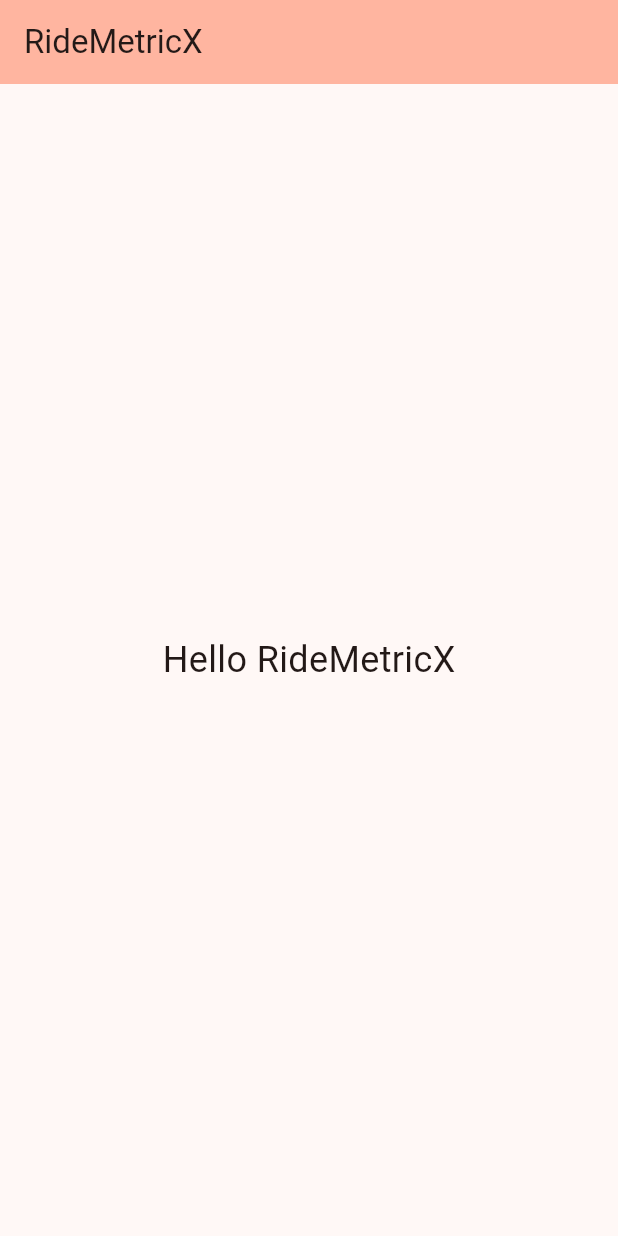
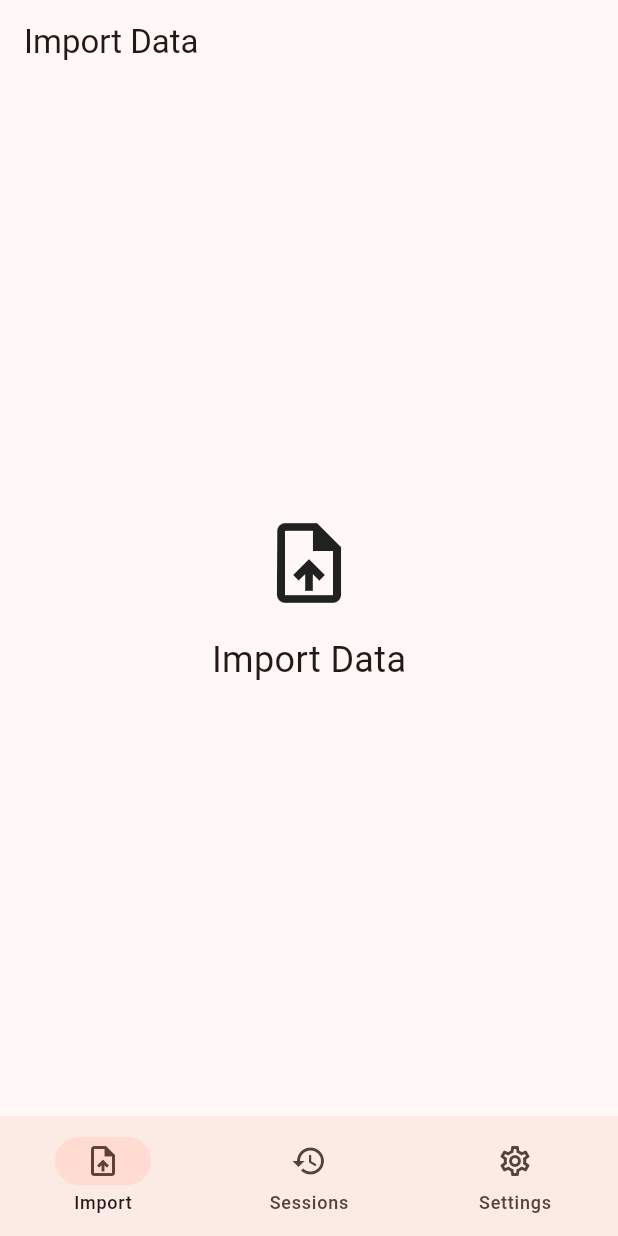
Before and after one commit to azizbahri/RideMetricX, a Flutter app: the screen it shows after launch, on a phone screen of 412 x 824 dp. Run offline on Flutter 3.47's test engine with Material 3 defaults, Android fonts, the phone set to English and light mode, and no system bars.

Commit message:
feat: implement app shell with responsive navigation and theme support
- Add AppShell with NavigationRail (desktop ≥600px) / NavigationBar (mobile <600px)
- Add Import, Sessions, Settings placeholder screens
- Refactor RideMetricXApp with light/dark/system ThemeMode support
- Add app_shell_test.dart: responsive layout, tab switching, theme smoke tests
- Update widget_test.dart for new app structure

Closes #43

Co-authored-by: azizbahri <5443532+azizbahri@users.noreply.github.com>

```diff
--- /dev/null
+++ b/lib/app_shell.dart
@@ -0,0 +1,128 @@
+import 'package:flutter/material.dart';
+
+import 'screens/import_screen.dart';
+import 'screens/sessions_screen.dart';
+import 'screens/settings_screen.dart';
+
+/// Width threshold below which [NavigationBar] (bottom) is shown instead of
+/// [NavigationRail] (side).
+const double kMobileBreakpoint = 600.0;
+
+/// A single top-level navigation destination.
+class _NavDestination {
+  const _NavDestination({
+    required this.label,
+    required this.icon,
+    required this.selectedIcon,
+  });
+
+  final String label;
+  final Widget icon;
+  final Widget selectedIcon;
+}
+
+const List<_NavDestination> _destinations = [
+  _NavDestination(
+    label: 'Import',
+    icon: Icon(Icons.upload_file_outlined),
+    selectedIcon: Icon(Icons.upload_file),
+  ),
+  _NavDestination(
+    label: 'Sessions',
+    icon: Icon(Icons.history_outlined),
+    selectedIcon: Icon(Icons.history),
+  ),
+  _NavDestination(
+    label: 'Settings',
+    icon: Icon(Icons.settings_outlined),
+    selectedIcon: Icon(Icons.settings),
+  ),
+];
+
+/// The root scaffold that hosts the app-wide navigation and swaps the active
+/// page in response to user selection.
+///
+/// On narrow (mobile) viewports a [NavigationBar] is rendered at the bottom.
+/// On wide (tablet/desktop) viewports a [NavigationRail] is rendered on the
+/// leading edge.
+class AppShell extends StatefulWidget {
+  const AppShell({super.key});
+
+  @override
+  State<AppShell> createState() => _AppShellState();
+}
+
+class _AppShellState extends State<AppShell> {
+  int _selectedIndex = 0;
+
+  static const List<Widget> _pages = [
+    ImportScreen(),
+    SessionsScreen(),
+    SettingsScreen(),
+  ];
+
+  void _onDestinationSelected(int index) {
+    setState(() => _selectedIndex = index);
+  }
+
+  @override
+  Widget build(BuildContext context) {
+    return LayoutBuilder(
+      builder: (context, constraints) {
+        final bool useRail = constraints.maxWidth >= kMobileBreakpoint;
+
+        if (useRail) {
+          return _buildRailLayout();
+        } else {
+          return _buildBarLayout();
+        }
+      },
+    );
+  }
+
+  /// Desktop / tablet layout: NavigationRail on the left.
+  Widget _buildRailLayout() {
+    return Scaffold(
+      body: Row(
+        children: [
+          NavigationRail(
+            selectedIndex: _selectedIndex,
+            onDestinationSelected: _onDestinationSelected,
+            labelType: NavigationRailLabelType.all,
+            destinations: _destinations
+                .map(
+                  (d) => NavigationRailDestination(
+                    icon: d.icon,
+                    selectedIcon: d.selectedIcon,
+                    label: Text(d.label),
+                  ),
+                )
+                .toList(),
+          ),
+          const VerticalDivider(thickness: 1, width: 1),
+          Expanded(child: _pages[_selectedIndex]),
+        ],
+      ),
+    );
+  }
+
+  /// Mobile layout: NavigationBar at the bottom.
+  Widget _buildBarLayout() {
+    return Scaffold(
+      body: _pages[_selectedIndex],
+      bottomNavigationBar: NavigationBar(
+        selectedIndex: _selectedIndex,
+        onDestinationSelected: _onDestinationSelected,
+        destinations: _destinations
+            .map(
+              (d) => NavigationDestination(
+                icon: d.icon,
+                selectedIcon: d.selectedIcon,
+                label: d.label,
+              ),
+            )
+            .toList(),
+      ),
+    );
+  }
+}
--- a/lib/main.dart
+++ b/lib/main.dart
@@ -1,41 +1,41 @@
 import 'package:flutter/material.dart';
+
+import 'app_shell.dart';
 
 void main() {
   runApp(const RideMetricXApp());
 }
 
+/// Root application widget.
+///
+/// Accepts an optional [themeMode] so that tests (and future settings pages)
+/// can inject a specific mode without touching the system setting.
 class RideMetricXApp extends StatelessWidget {
-  const RideMetricXApp({super.key});
+  const RideMetricXApp({super.key, this.themeMode = ThemeMode.system});
+
+  /// Controls whether the app uses the light theme, dark theme, or follows
+  /// the host platform's brightness preference.
+  final ThemeMode themeMode;
+
+  static const _seedColor = Colors.deepOrange;
 
   @override
   Widget build(BuildContext context) {
     return MaterialApp(
       title: 'RideMetricX',
       theme: ThemeData(
-        colorScheme: ColorScheme.fromSeed(seedColor: Colors.deepOrange),
+        colorScheme: ColorScheme.fromSeed(seedColor: _seedColor),
         useMaterial3: true,
       ),
-      home: const HomeScreen(),
+      darkTheme: ThemeData(
+        colorScheme: ColorScheme.fromSeed(
+          seedColor: _seedColor,
+          brightness: Brightness.dark,
+        ),
+        useMaterial3: true,
+      ),
+      themeMode: themeMode,
+      home: const AppShell(),
     );
   }
 }
-
-class HomeScreen extends StatelessWidget {
-  const HomeScreen({super.key});
-
-  @override
-  Widget build(BuildContext context) {
-    return Scaffold(
-      appBar: AppBar(
-        backgroundColor: Theme.of(context).colorScheme.inversePrimary,
-        title: const Text('RideMetricX'),
-      ),
-      body: const Center(
-        child: Text(
-          'Hello RideMetricX',
-          style: TextStyle(fontSize: 24),
-        ),
-      ),
-    );
-  }
-}
--- /dev/null
+++ b/lib/screens/import_screen.dart
@@ -0,0 +1,27 @@
+import 'package:flutter/material.dart';
+
+class ImportScreen extends StatelessWidget {
+  const ImportScreen({super.key});
+
+  @override
+  Widget build(BuildContext context) {
+    return Scaffold(
+      appBar: AppBar(
+        title: const Text('Import Data'),
+      ),
+      body: const Center(
+        child: Column(
+          mainAxisSize: MainAxisSize.min,
+          children: [
+            Icon(Icons.upload_file, size: 64),
+            SizedBox(height: 16),
+            Text(
+              'Import Data',
+              style: TextStyle(fontSize: 24),
+            ),
+          ],
+        ),
+      ),
+    );
+  }
+}
--- a/lib/services/data_import/csv_import_parser.dart
+++ b/lib/services/data_import/csv_import_parser.dart
@@ -60,7 +60,8 @@ class CsvImportParser extends DataParser {
           'Row $lineNumber has ${fields.length} field(s) but header has '
           '${headers.length}.',
           line: lineNumber,
-          context: lines[i].length > 60 ? '${lines[i].substring(0, 60)}…' : lines[i],
+          context:
+              lines[i].length > 60 ? '${lines[i].substring(0, 60)}…' : lines[i],
         );
       }
 
```
Also changed, not shown: lib/screens/sessions_screen.dart (added, +27 -0 lines), lib/screens/settings_screen.dart (added, +27 -0 lines), 3 other files.
